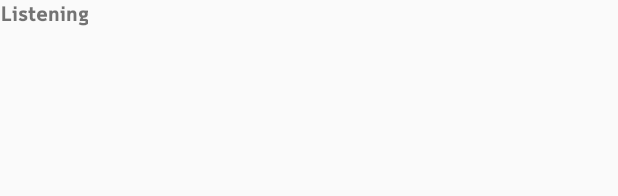
After one commit to chanon1261/499, an Android app: the layout fragment_listening.xml on its own in the app's theme, with its tools: preview values and no code run, on a phone screen of 412 x 824 dp. The commit adds this screen. Shown: the top 196 px of the screen. Run offline under Robolectric (Android 15) with nearby library versions, the phone set to English and light mode, and no system bars.

Commit message:
refact code

```diff
--- a/app/src/main/java/com/example/m/mproject499/adapter/WordsAdapter.kt
+++ b/app/src/main/java/com/example/m/mproject499/adapter/WordsAdapter.kt
@@ -10,10 +10,9 @@ import android.view.ViewGroup
 import com.android.databinding.library.baseAdapters.BR
 import com.example.m.mproject499.MainApp
 import com.example.m.mproject499.MainApp.Companion.History
+import com.example.m.mproject499.databinding.WordListBinding
 import com.example.m.mproject499.model.WordFireBase
-import com.example.m.mproject499.databinding.WordListBinding
 import kotlinx.android.synthetic.main.word_list.view.*
-import org.jetbrains.anko.toast
 import java.util.*
 
 
--- a/app/src/main/java/com/example/m/mproject499/dagger/AppComponent.kt
+++ b/app/src/main/java/com/example/m/mproject499/dagger/AppComponent.kt
@@ -11,7 +11,7 @@ import dagger.Component
 import javax.inject.Singleton
 
 @Singleton
-@Component(modules = arrayOf(AppModule::class))
+@Component(modules = [AppModule::class])
 interface AppComponent {
     fun inject(mainApp: MainApp)
     fun inject(mainActivity: MainActivity)
--- a/app/src/main/java/com/example/m/mproject499/fragment/SpeakingFragment.kt
+++ b/app/src/main/java/com/example/m/mproject499/fragment/SpeakingFragment.kt
@@ -1,7 +1,6 @@
 package com.example.m.mproject499.fragment
 
 import android.annotation.SuppressLint
-import android.content.Context
 import android.content.Intent
 import android.os.Bundle
 import android.speech.RecognitionListener
@@ -22,10 +21,8 @@ import com.example.m.mproject499.MainApp.Companion.wordsList
 import com.example.m.mproject499.R
 import com.example.m.mproject499.activity.SpeakingActivity
 import kotlinx.android.synthetic.main.speaking_fragment.*
-import org.jetbrains.anko.custom.style
 import org.jetbrains.anko.toast
 import java.util.*
-import javax.annotation.Resource
 
 class SpeakingFragment : Fragment() {
 
--- /dev/null
+++ b/app/src/main/res/layout/fragment_listening.xml
@@ -0,0 +1,17 @@
+<?xml version="1.0" encoding="utf-8"?>
+<LinearLayout xmlns:android="http://schemas.android.com/apk/res/android"
+              xmlns:tools="http://schemas.android.com/tools"
+              android:layout_width="match_parent"
+              android:layout_height="match_parent"
+              android:orientation="vertical"
+              tools:context=".activity.ListeningActivity">
+    <TextView
+            style="@style/fontApp"
+            android:id="@+id/stat_page"
+            android:gravity="center"
+            android:layout_width="wrap_content"
+            android:layout_height="wrap_content"
+            android:text="Listening"/>
+
+
+</LinearLayout>
```
Also changed, not shown: app/src/main/java/com/example/m/mproject499/activity/ListeningActivity.kt (+10 -0 lines), app/src/main/java/com/example/m/mproject499/activity/MatchingActivity.kt (+9 -0 lines), app/src/main/java/com/example/m/mproject499/activity/WordsActivity.kt (+2 -7 lines), app/src/main/java/com/example/m/mproject499/fragment/ListeningFragment.kt (added, +36 -0 lines), app/src/main/java/com/example/m/mproject499/fragment/MatchingFragment.kt (added, +37 -0 lines), app/src/main/res/layout/activity_listening.xml (+10 -2 lines), app/src/main/res/layout/activity_matching.xml (+9 -2 lines), app/src/main/res/layout/fragment_matching.xml (added, +17 -0 lines).
